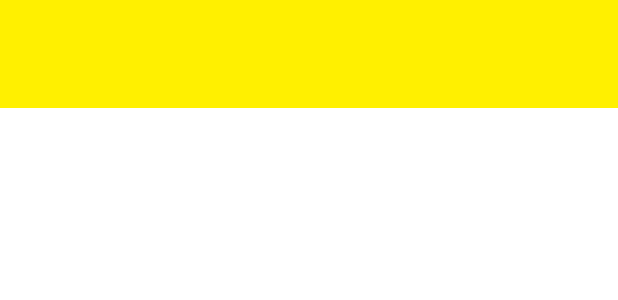
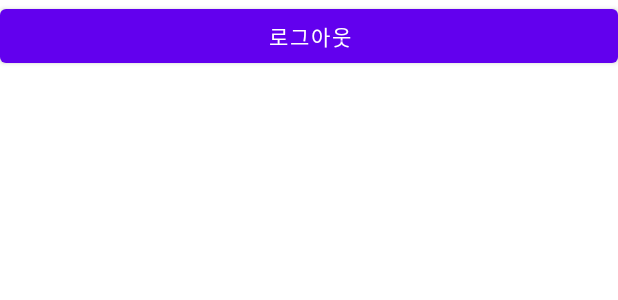
Before and after one commit to KangukLee-97/3G_Mobile_TP, an Android app: the layout activity_main.xml on its own in the app's theme, with its tools: preview values and no code run, on a phone screen of 412 x 824 dp. Shown: the top 300 px of the screen. Run offline under Robolectric (Android 15) with nearby library versions, the phone set to English and light mode, and no system bars.

Commit message:
Update activity_main.xml

```diff
--- a/app/src/main/res/layout/activity_main.xml
+++ b/app/src/main/res/layout/activity_main.xml
@@ -6,69 +6,10 @@
     android:layout_height="match_parent"
     tools:context=".MainActivity">
 
-<!--     <Button
+    <Button
         android:id="@+id/btnLogout"
         android:layout_width="match_parent"
         android:layout_height="wrap_content"
-        android:text="로그아웃" /> -->
-
-    <LinearLayout
-        android:layout_width="match_parent"
-        android:layout_height="72dp"
-        android:orientation="horizontal"
-        android:background="#FFF000"/>
-
-
-    <ListView
-        android:id="@+id/listView"
-        android:layout_width="match_parent"
-        android:layout_height="593dp"
-        android:fastScrollEnabled="true">
-
-    </ListView>
-
-
-    <HorizontalScrollView
-        android:layout_width="match_parent"
-        android:layout_height="match_parent">
-
-        <LinearLayout
-            android:layout_width="wrap_content"
-            android:layout_height="match_parent"
-            android:orientation="horizontal">
-
-            <Button
-                android:id="@+id/recipe"
-                android:layout_width="118dp"
-                android:layout_height="match_parent"
-                android:layout_weight="1"
-                android:text="@string/recipe"
-                app:backgroundTint="#2196F3" />
-
-            <Button
-                android:id="@+id/rank"
-                android:layout_width="118dp"
-                android:layout_height="match_parent"
-                android:layout_weight="1"
-                android:text="순위"
-                app:backgroundTint="#2196F3" />
-
-            <Button
-                android:id="@+id/mypage"
-                android:layout_width="118dp"
-                android:layout_height="match_parent"
-                android:layout_weight="1"
-                android:text="마이페이지"
-                app:backgroundTint="#2196F3" />
-
-            <Button
-                android:id="@+id/test"
-                android:layout_width="wrap_content"
-                android:layout_height="match_parent"
-                android:layout_weight="1"
-                android:text="주조기능사"
-                app:backgroundTint="#2196F3" />
-        </LinearLayout>
-    </HorizontalScrollView>
+        android:text="로그아웃" />
 
 </LinearLayout>
```
